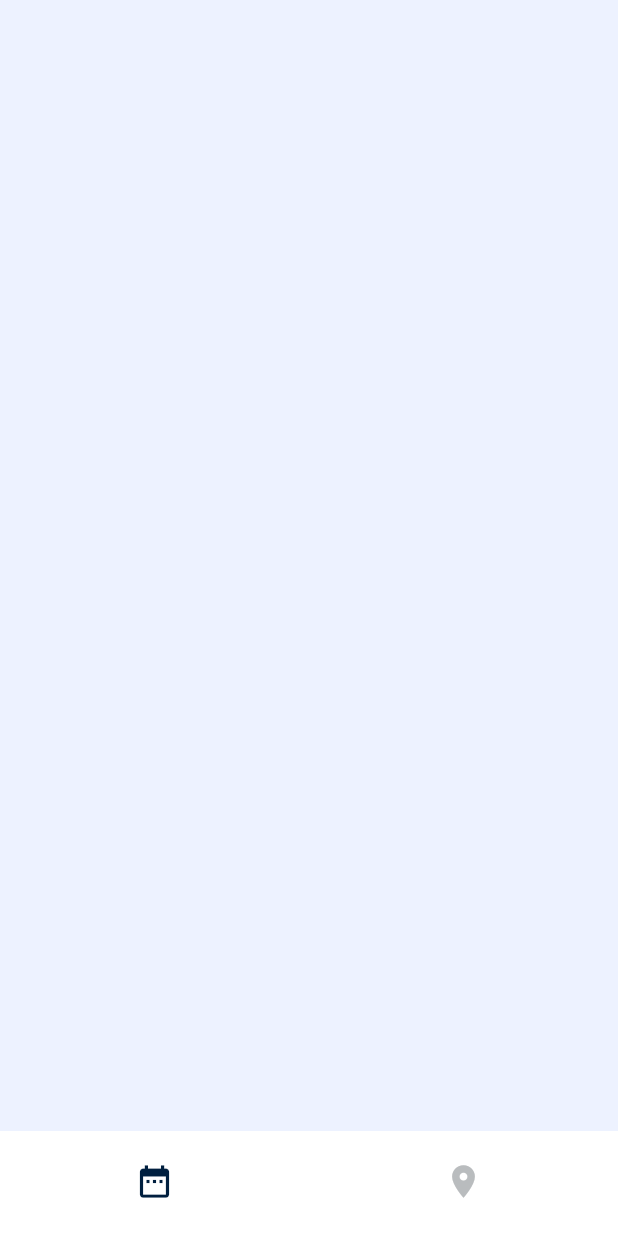
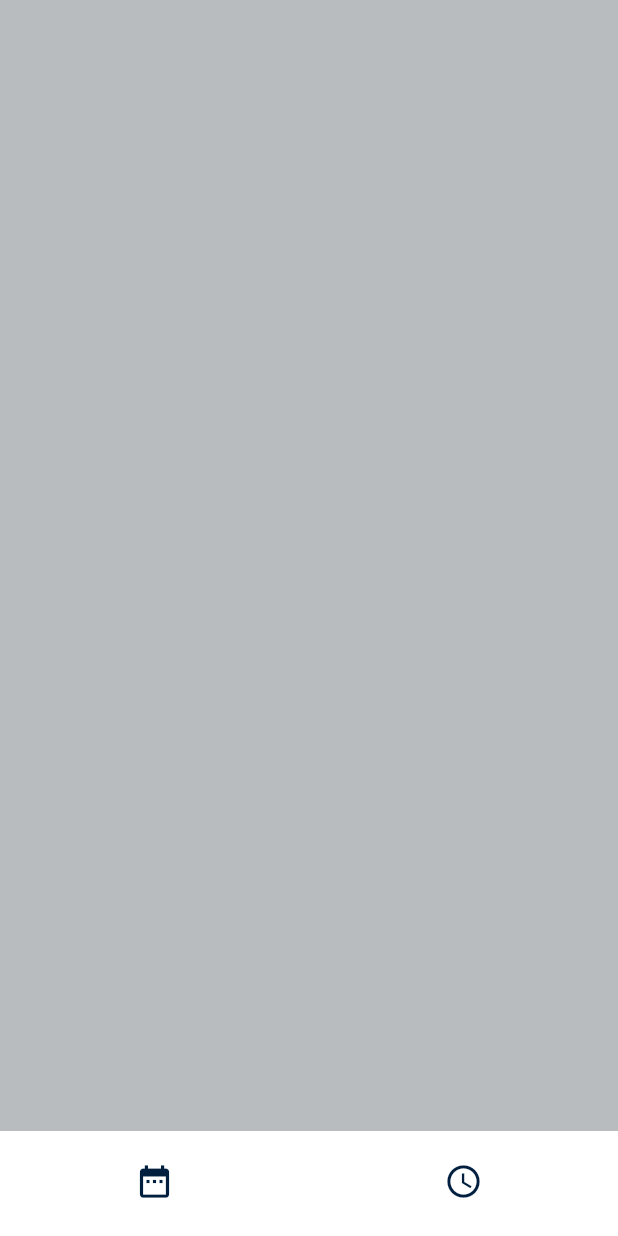
Before and after one commit to abdou-tech-maker/weekly-planner, a Flutter app: the screen it shows after launch, on a phone screen of 412 x 824 dp. Run offline on Flutter 3.47's test engine with Material 2 defaults, Android fonts, the light colour scheme and no system bars; drawn by our look-alikes of persistent_bottom_nav_bar; our stand-ins replace google_fonts.

Commit message:
adding navigation bar and initial screens

```diff
--- a/lib/main.dart
+++ b/lib/main.dart
@@ -12,7 +12,6 @@ class MyApp extends StatelessWidget {
   Widget build(BuildContext context) {
     return MaterialApp(
       debugShowCheckedModeBanner: false,
-      title: 'Flutter Demo',
       theme: ThemeData(
         colorScheme: ColorScheme.fromSeed(seedColor: Colors.deepPurple),
         useMaterial3: true,
--- a/lib/mainScreen.dart
+++ b/lib/mainScreen.dart
@@ -25,18 +25,18 @@ class _MainScreenState extends State<MainScreen> {
   List<PersistentBottomNavBarItem> _navBarsItems() {
     return [
       PersistentBottomNavBarItem(
-          inactiveIcon: const Icon(Icons.date_range, color: liteTxt),
+          inactiveIcon: const Icon(Icons.date_range, color: mainColor),
           icon: const Icon(
             Icons.date_range,
             color: mainColor,
           )),
       PersistentBottomNavBarItem(
         inactiveIcon: const Icon(
-          Icons.place,
-          color: liteTxt,
+          Icons.access_time,
+          color: mainColor,
         ),
         icon: const Icon(
-          Icons.place,
+          Icons.access_time,
           color: mainColor,
         ),
       ),
--- a/lib/pages/planning.dart
+++ b/lib/pages/planning.dart
@@ -1,10 +1,13 @@
-import 'package:flutter/cupertino.dart';
+import 'package:flutter/material.dart';
+import 'package:weekly_planner/constantes/constantes.dart';
 
 class Planing extends StatelessWidget {
   const Planing({super.key});
 
   @override
   Widget build(BuildContext context) {
-    return Container();
+    return Container(
+      color: liteTxt,
+    );
   }
 }
```
